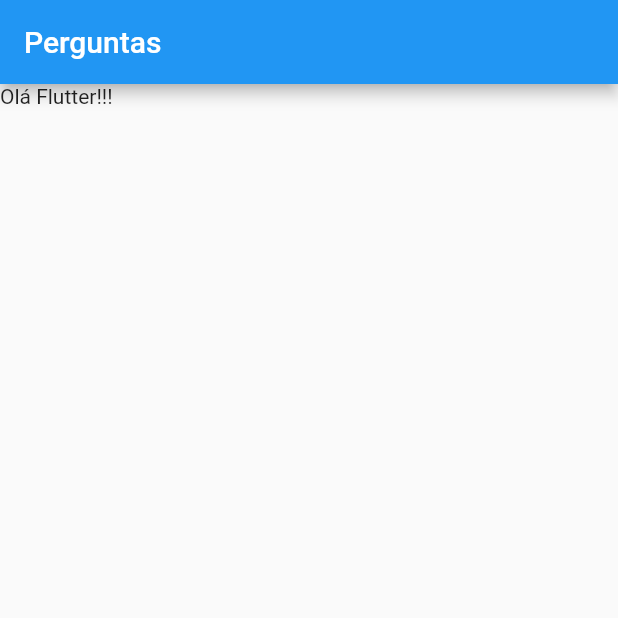
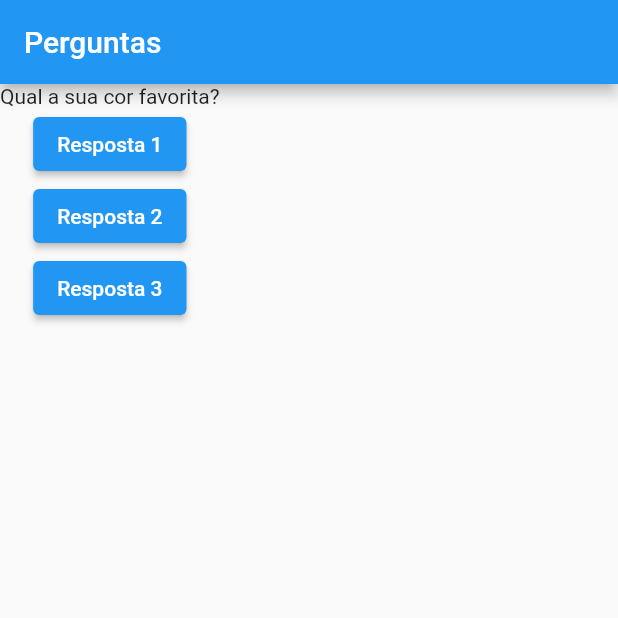
Before and after one commit to IKuuhakuI/Projeto-Perguntas, a Flutter app: the screen it shows after launch, on a phone screen of 412 x 824 dp, the top half of it. Run offline on Flutter 3.47's test engine with Material 2 defaults, Android fonts, the phone set to English and light mode, and no system bars.

Commit message:
add buttons

```diff
--- a/lib/main.dart
+++ b/lib/main.dart
@@ -5,16 +5,39 @@ main() {
 }
 
 class PerguntaApp extends StatelessWidget {
-  String? name;
+  void responder() {
+    print('pergunta respondida');
+  }
 
   @override
   Widget build(BuildContext context) {
+    final List<String> perguntas = [
+      'Qual a sua cor favorita?',
+      'Qual é o seu animal favorito',
+    ];
+
     return MaterialApp(
       home: Scaffold(
         appBar: AppBar(
           title: const Text('Perguntas'),
         ),
-        body: const Text('Olá Flutter!!!'),
+        body: Column(
+          children: <Widget>[
+            Text(perguntas[0]),
+            ElevatedButton(
+              onPressed: responder,
+              child: const Text('Resposta 1'),
+            ),
+            ElevatedButton(
+              onPressed: () => print('Resposta 2'),
+              child: const Text('Resposta 2'),
+            ),
+            ElevatedButton(
+              onPressed: responder,
+              child: const Text('Resposta 3'),
+            ),
+          ],
+        ),
       ),
     );
   }
```
